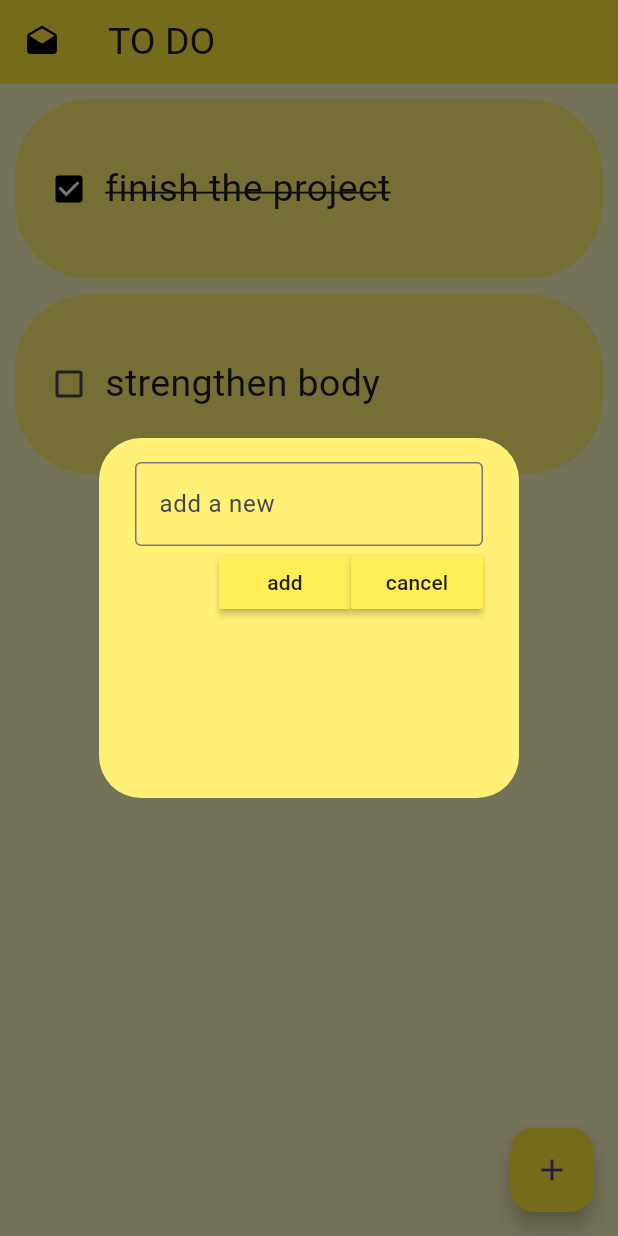
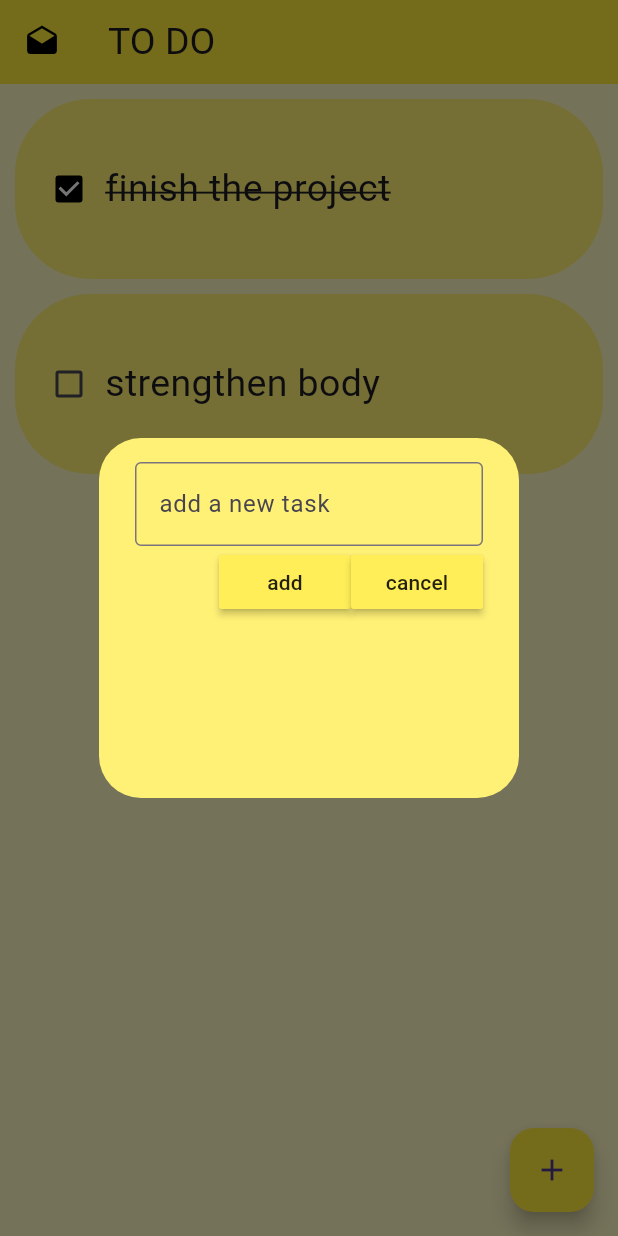
Before and after one commit to rubbrt/a-memorandum-project, a Flutter app: the screen it shows after launch, after a tap on the "add" icon, on a phone screen of 412 x 824 dp. Run offline on Flutter 3.47's test engine with Material 3 defaults, Android fonts, the phone set to English and light mode, and no system bars; drawn by our look-alikes of flutter_slidable; missing offline and left inert: dart:ffi.

Commit message:
Initial commit

```diff
--- a/lib/unit/dialog.dart
+++ b/lib/unit/dialog.dart
@@ -27,7 +27,7 @@ class My_dialog extends StatelessWidget {
           children: [
             TextField(
               decoration: InputDecoration(
-                  border: OutlineInputBorder(), hintText: "add a new"),
+                  border: OutlineInputBorder(), hintText: "add a new task"),
               controller: controler,
             ),
             Row(
```
